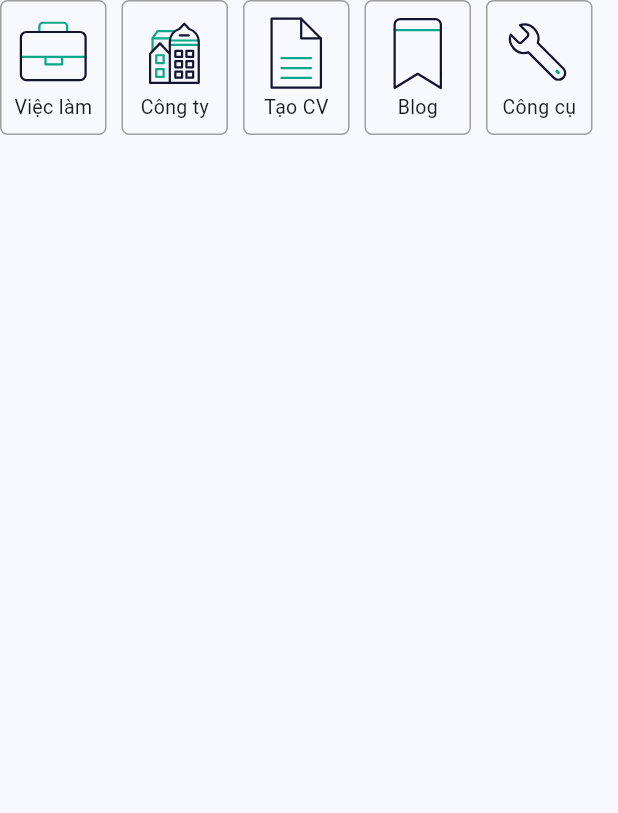
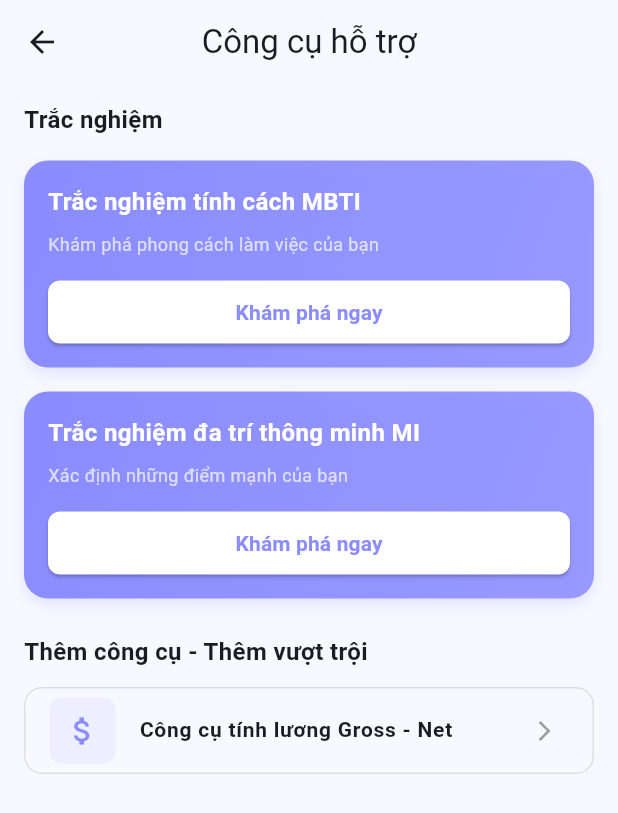
Before and after one commit to HuyVu12/resume_matching_job_detail, a Flutter app: the ListSelection widget shown alone on an empty page, opened directly, after a tap on "Công cụ", on a phone screen of 412 x 824 dp. Shown: the top 813 px of the screen. Run offline on Flutter 3.47's test engine with Material 3 defaults, Android fonts, the phone set to English and light mode, and no system bars; drawn by our look-alikes of lottie; our stand-ins replace file_picker, firebase_core, flutter_dotenv, supabase_flutter, webview_flutter; missing offline and left inert: flutter_pdfview; accounts and stored records are empty; network calls fail.

Commit message:
fea: tools

```diff
--- a/lib/cores/my_router.dart
+++ b/lib/cores/my_router.dart
@@ -3,11 +3,13 @@ import 'package:resume_matching_jd/models/company_model.dart';
 import 'package:resume_matching_jd/views/account_view.dart';
 import 'package:resume_matching_jd/views/auth/login_view.dart';
 import 'package:resume_matching_jd/views/auth/register_view.dart';
+import 'package:resume_matching_jd/views/common/web_view_screen.dart';
 import 'package:resume_matching_jd/views/company_detail_view.dart';
 import 'package:resume_matching_jd/views/homepage/homepage_view.dart';
 import 'package:resume_matching_jd/views/job_detail_ai_view.dart';
 import 'package:resume_matching_jd/views/list_company_view.dart';
 import 'package:resume_matching_jd/views/list_job_view.dart';
+import 'package:resume_matching_jd/views/tools/tools_view.dart';
 
 class MyRouter {
   void navigateToHome(BuildContext context) {
@@ -67,4 +69,23 @@ class MyRouter {
       MaterialPageRoute(builder: (context) => AccountView()),
     );
   }
+
+  void navigateToToolsView(BuildContext context) {
+    Navigator.push(
+      context,
+      MaterialPageRoute(builder: (context) => const ToolsView()),
+    );
+  }
+
+  void navigateToWebView(BuildContext context, String title, String url) {
+    Navigator.push(
+      context,
+      MaterialPageRoute(
+        builder: (context) => WebViewScreen(
+          title: title,
+          url: url,
+        ),
+      ),
+    );
+  }
 }
--- /dev/null
+++ b/lib/view_models/tools_view_model.dart
@@ -0,0 +1,55 @@
+import 'package:flutter/material.dart';
+
+class ToolsViewModel extends ChangeNotifier {
+  // URL Constants cho các công cụ
+  static const String mbtiTestUrl = 'https://www.topcv.vn/trac-nghiem-tinh-cach-mbti';
+  static const String miTestUrl = 'https://vn.joboko.com/trac-nghiem-da-tri-thong-minh-mi';
+  static const String grossNetUrl = 'https://www.topcv.vn/tinh-luong-gross-net';
+
+  // Model dữ liệu cho các công cụ
+  List<ToolItem> _tools = [
+    ToolItem(
+      id: 1,
+      title: 'Công cụ tính lương Gross - Net',
+      icon: Icons.attach_money,
+      description: 'Tính toán lương thực nhận nhanh chóng',
+      url: grossNetUrl,
+    ),
+  ];
+
+  List<ToolItem> get tools => _tools;
+
+  // Action khi nhấn nút "Khám phá" cho MBTI
+  void exploreMBTI() {
+    print('Navigate to MBTI test: $mbtiTestUrl');
+    notifyListeners();
+  }
+
+  // Action khi nhấn nút "Khám phá" cho MI
+  void exploreMultipleIntelligence() {
+    print('Navigate to MI test: $miTestUrl');
+    notifyListeners();
+  }
+
+  // Action khi nhấn vào công cụ
+  void selectTool(int toolId) {
+    print('Selected tool: $toolId');
+    notifyListeners();
+  }
+}
+
+class ToolItem {
+  final int id;
+  final String title;
+  final IconData icon;
+  final String description;
+  final String url;
+
+  ToolItem({
+    required this.id,
+    required this.title,
+    required this.icon,
+    required this.description,
+    required this.url,
+  });
+}
--- a/lib/views/homepage/components/list_selection.dart
+++ b/lib/views/homepage/components/list_selection.dart
@@ -39,7 +39,9 @@ class ListSelection extends StatelessWidget {
           ListSelectionItem(
             iconPath: 'assets/lotties/tool.json',
             label: 'Công cụ',
-            onTap: () {},
+            onTap: () {
+              MyRouter().navigateToToolsView(context);
+            },
           ),
         ],
       ),
--- /dev/null
+++ b/lib/views/tools/tools_view.dart
@@ -0,0 +1,237 @@
+import 'package:flutter/material.dart';
+import 'package:provider/provider.dart';
+import 'package:resume_matching_jd/cores/my_router.dart';
+import 'package:resume_matching_jd/view_models/tools_view_model.dart';
+
+class ToolsView extends StatelessWidget {
+  const ToolsView({super.key});
+
+  @override
+  Widget build(BuildContext context) {
+    return ChangeNotifierProvider(
+      create: (context) => ToolsViewModel(),
+      builder: (context, child) => Scaffold(
+        appBar: AppBar(
+          title: const Text('Công cụ hỗ trợ'),
+          centerTitle: true,
+        ),
+        body: SingleChildScrollView(
+          child: Padding(
+            padding: const EdgeInsets.symmetric(horizontal: 16.0, vertical: 12.0),
+            child: Column(
+              crossAxisAlignment: CrossAxisAlignment.start,
+              children: [
+                // Card Section
+                _buildTestCardsSection(context),
+                const SizedBox(height: 24),
+
+                // Tools List Section
+                _buildToolsListSection(context),
+              ],
+            ),
+          ),
+        ),
+      ),
+    );
+  }
+
+  // Test Cards Section
+  Widget _buildTestCardsSection(BuildContext context) {
+    final vm = context.watch<ToolsViewModel>();
+    return Column(
+      crossAxisAlignment: CrossAxisAlignment.start,
+      children: [
+        const Text(
+          'Trắc nghiệm',
+          style: TextStyle(
+            fontSize: 16,
+            fontWeight: FontWeight.bold,
+          ),
+        ),
+        const SizedBox(height: 16),
+        Column(
+          children: [
+            // MBTI Test Card
+            _buildTestCard(
+              title: 'Trắc nghiệm tính cách MBTI',
+              subtitle: 'Khám phá phong cách làm việc của bạn',
+              onTap: () {
+                MyRouter().navigateToWebView(
+                  context,
+                  'Trắc nghiệm MBTI',
+                  ToolsViewModel.mbtiTestUrl,
+                );
+              },
+            ),
+            const SizedBox(height: 16),
+
+            // MI Test Card
+            _buildTestCard(
+              title: 'Trắc nghiệm đa trí thông minh MI',
+              subtitle: 'Xác định những điểm mạnh của bạn',
+              onTap: () {
+                MyRouter().navigateToWebView(
+                  context,
+                  'Trắc nghiệm MI',
+                  ToolsViewModel.miTestUrl,
+                );
+              },
+            ),
+          ],
+        ),
+      ],
+    );
+  }
+
+  // Individual Test Card Widget
+  Widget _buildTestCard({
+    required String title,
+    required String subtitle,
+    required VoidCallback onTap,
+  }) {
+    return Container(
+      padding: const EdgeInsets.all(16),
+      decoration: BoxDecoration(
+        gradient: LinearGradient(
+          colors: [
+            const Color(0xFF8A8CFF),
+            const Color(0xFF8A8CFF).withOpacity(0.85),
+          ],
+          begin: Alignment.topLeft,
+          end: Alignment.bottomRight,
+        ),
+        borderRadius: BorderRadius.circular(16),
+        boxShadow: [
+          BoxShadow(
+            color: const Color(0xFF8A8CFF).withOpacity(0.2),
+            blurRadius: 8,
+            offset: const Offset(0, 4),
+          ),
+        ],
+      ),
+      child: Column(
+        crossAxisAlignment: CrossAxisAlignment.start,
+        children: [
+          Text(
+            title,
+            style: const TextStyle(
+              fontSize: 16,
+              fontWeight: FontWeight.bold,
+              color: Colors.white,
+            ),
+          ),
+          const SizedBox(height: 8),
+          Text(
+            subtitle,
+            style: const TextStyle(
+              fontSize: 12,
+              color: Colors.white70,
+            ),
+          ),
+          const SizedBox(height: 16),
+          SizedBox(
+            width: double.infinity,
+            height: 42,
+            child: ElevatedButton(
+              onPressed: onTap,
+              style: ElevatedButton.styleFrom(
+                backgroundColor: Colors.white,
+                foregroundColor: const Color(0xFF8A8CFF),
+                shape: RoundedRectangleBorder(
+                  borderRadius: BorderRadius.circular(8),
+                ),
+              ),
+              child: const Text(
+                'Khám phá ngay',
+                style: TextStyle(
+                  fontWeight: FontWeight.w600,
+                  fontSize: 14,
+                ),
+              ),
+            ),
+          ),
+        ],
+      ),
+    );
+  }
+
+  // Tools List Section
+  Widget _buildToolsListSection(BuildContext context) {
+    final vm = context.watch<ToolsViewModel>();
+    return Column(
+      crossAxisAlignment: CrossAxisAlignment.start,
+      children: [
+        const Text(
+          'Thêm công cụ - Thêm vượt trội',
+          style: TextStyle(
+            fontSize: 16,
+            fontWeight: FontWeight.bold,
+          ),
+        ),
+        const SizedBox(height: 12),
+        ListView.separated(
+          shrinkWrap: true,
+          physics: const NeverScrollableScrollPhysics(),
+          itemCount: vm.tools.length,
+          separatorBuilder: (context, index) => const SizedBox(height: 8),
+          itemBuilder: (context, index) {
+            final tool = vm.tools[index];
+            return _buildToolTile(
+              icon: tool.icon,
+              title: tool.title,
+              onTap: () {
+                MyRouter().navigateToWebView(
+                  context,
+                  tool.title,
+                  tool.url,
+                );
+              },
+            );
+          },
+        ),
+      ],
+    );
+  }
+
+  // Tool Tile Widget
+  Widget _buildToolTile({
+    required IconData icon,
+    required String title,
+    required VoidCallback onTap,
+  }) {
+    return Container(
+      decoration: BoxDecoration(
+        border: Border.all(color: Colors.grey.shade300),
+        borderRadius: BorderRadius.circular(12),
+      ),
+      child: ListTile(
+        onTap: onTap,
+        leading: Container(
+          width: 44,
+          height: 44,
+          decoration: BoxDecoration(
+            color: const Color(0xFF8A8CFF).withOpacity(0.1),
+            borderRadius: BorderRadius.circular(8),
+          ),
+          child: Icon(
+            icon,
+            color: const Color(0xFF8A8CFF),
+            size: 24,
+          ),
+        ),
+        title: Text(
+          title,
+          style: const TextStyle(
+            fontSize: 14,
+            fontWeight: FontWeight.w600,
+          ),
+        ),
+        trailing: const Icon(
+          Icons.arrow_forward_ios,
+          size: 16,
+          color: Colors.grey,
+        ),
+      ),
+    );
+  }
+}
--- a/pubspec.yaml
+++ b/pubspec.yaml
@@ -17,6 +17,7 @@ dependencies:
   provider: ^6.1.5+1
   supabase_flutter: ^2.12.0
   url_launcher: ^6.3.2
+  webview_flutter: ^4.8.0
 
 dev_dependencies:
   flutter_test:
```
Also changed, not shown: lib/views/common/web_view_screen.dart (added, +87 -0 lines), pubspec.lock, 2 other files.
